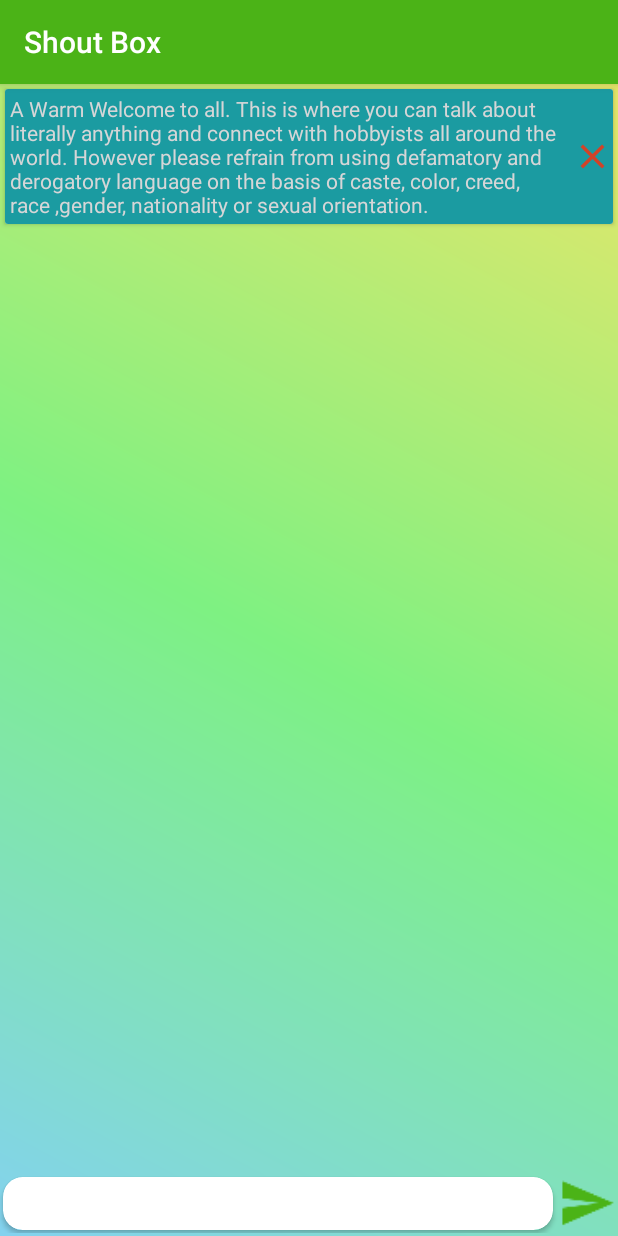
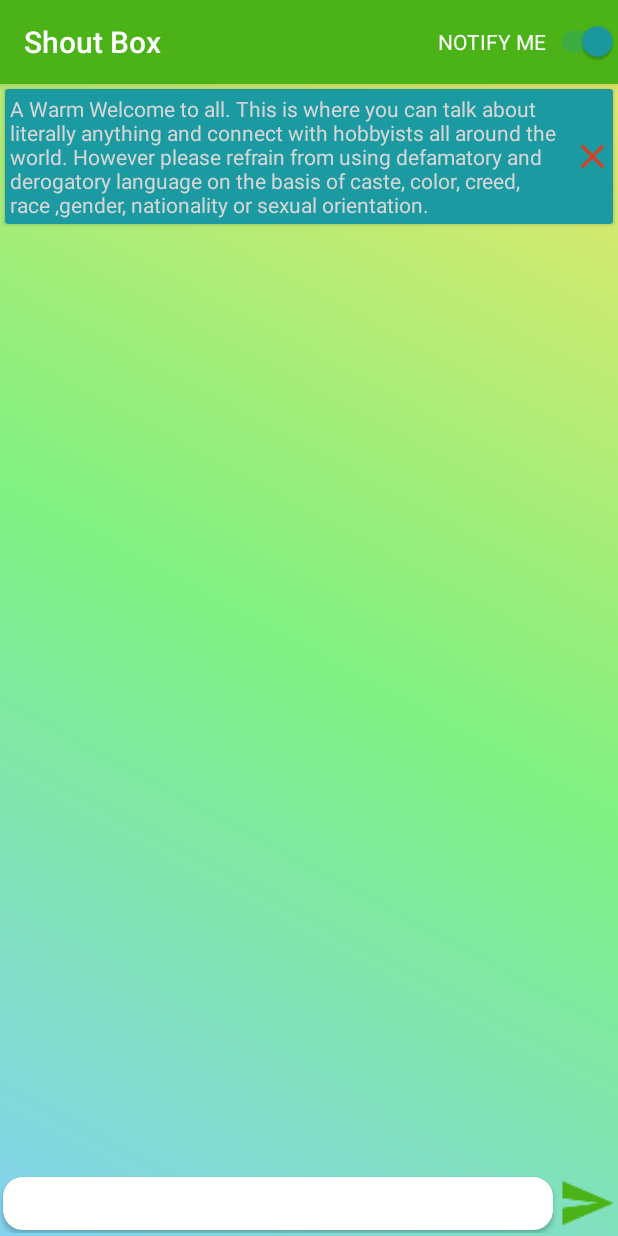
Before and after one commit to newagestriker/planted-aqua, an Android app: the ChatBoxActivity screen opened directly, with no data from a screen before it, on a phone screen of 412 x 824 dp. Run offline under Robolectric (Android 15) with nearby library versions, the phone set to English and light mode, and no system bars; our stand-ins replace Firebase (no records; nobody signed in at launch, a user with empty details on screens opened directly), Timber; libraries missing offline, so code that uses them is left out: com.onesignal; pictures from the network do not load; 1 statement that could not run was skipped.

Commit message:
Add notification toggle

```diff
--- a/app/src/main/java/com/newage/plantedaqua/PlantedAquaApplication.kt
+++ b/app/src/main/java/com/newage/plantedaqua/PlantedAquaApplication.kt
@@ -7,6 +7,7 @@ import com.google.firebase.auth.FirebaseAuth
 import com.newage.plantedaqua.di.dbModules
 import com.newage.plantedaqua.di.vModules
 import com.newage.plantedaqua.helpers.PlantedAquaNotificationOpenedHandler
+import com.newage.plantedaqua.helpers.TinyDB
 import com.onesignal.OneSignal
 
 import org.koin.android.ext.koin.androidContext
@@ -33,6 +34,7 @@ class PlantedAquaApplication : Application() {
             modules(listOf(vModules, dbModules))
         }
 
+
         val plantedAquaNotificationOpenedHandler = PlantedAquaNotificationOpenedHandler(applicationContext)
         OneSignal.startInit(applicationContext) //   .setNotificationReceivedHandler(new PlantedAquaNotificationReceivedHandler(getApplicationContext()))
                 .inFocusDisplaying(OneSignal.OSInFocusDisplayOption.Notification)
@@ -40,6 +42,10 @@ class PlantedAquaApplication : Application() {
                 .setNotificationOpenedHandler(plantedAquaNotificationOpenedHandler)
                 .init()
         if (FirebaseAuth.getInstance().currentUser != null) OneSignal.sendTag("User_ID", FirebaseAuth.getInstance().currentUser!!.uid)
+        val userOptedForChatNotification: TinyDB? = TinyDB(this)
+        val isChecked = userOptedForChatNotification?.getBoolean(Constants.userOptedForChatNotification)
+        OneSignal.sendTag("Opted",(if (isChecked!!) "Y" else "N"))
+
     }
 
 
--- a/app/src/main/java/com/newage/plantedaqua/activities/ChatBoxActivity.java
+++ b/app/src/main/java/com/newage/plantedaqua/activities/ChatBoxActivity.java
@@ -2,6 +2,7 @@ package com.newage.plantedaqua.activities;
 
 import androidx.annotation.NonNull;
 import androidx.appcompat.app.AppCompatActivity;
+import androidx.appcompat.widget.SwitchCompat;
 import androidx.recyclerview.widget.LinearLayoutManager;
 import androidx.recyclerview.widget.RecyclerView;
 
@@ -10,11 +11,15 @@ import android.os.Bundle;
 
 import android.text.TextUtils;
 
+import android.util.Log;
+import android.view.Menu;
+import android.view.MenuItem;
 import android.view.View;
 
 import android.widget.EditText;
 import android.widget.ImageView;
 import android.widget.LinearLayout;
+import android.widget.Switch;
 import android.widget.Toast;
 
 import com.google.firebase.auth.FirebaseAuth;
@@ -23,23 +28,25 @@ import com.google.firebase.database.DatabaseError;
 import com.google.firebase.database.DatabaseReference;
 import com.google.firebase.database.FirebaseDatabase;
 import com.google.firebase.database.ValueEventListener;
+import com.newage.plantedaqua.Constants;
 import com.newage.plantedaqua.adapters.ChatRecyclerAdapter;
 import com.newage.plantedaqua.helpers.CloudNotificationHelper;
 import com.newage.plantedaqua.models.ChatBoxObject;
 import com.newage.plantedaqua.R;
 import com.newage.plantedaqua.helpers.TinyDB;
+import com.onesignal.OneSignal;
 
 import java.util.ArrayList;
 import java.util.Calendar;
 
+import timber.log.Timber;
 
 
 public class ChatBoxActivity extends AppCompatActivity {
 
-    private ImageView sendImageView;
     private EditText messageTextView;
     private FirebaseAuth firebaseAuth;
-    private String displayName="";
+    private String displayName = "";
     private DatabaseReference chatDatabase;
     private String userID;
     private String sequenceNumber;
@@ -48,7 +55,25 @@ public class ChatBoxActivity extends AppCompatActivity {
     private RecyclerView.Adapter adapter;
     private RecyclerView.LayoutManager layoutManager;
     private TinyDB tinyDB;
+    private TinyDB userOptedForChatNotification;
 
+
+    @Override
+    public boolean onCreateOptionsMenu(Menu menu) {
+        getMenuInflater().inflate(R.menu.menu_toggle, menu);
+        MenuItem menuItem = menu.findItem(R.id.toggle_notification_switch);
+        SwitchCompat toggleNotificationSwitch = (SwitchCompat) menuItem.getActionView();
+        toggleNotificationSwitch.setText(R.string.notify_me);
+
+        userOptedForChatNotification = new TinyDB(this.getApplicationContext());
+        toggleNotificationSwitch.setChecked(userOptedForChatNotification.getBoolean(Constants.userOptedForChatNotification));
+        toggleNotificationSwitch.setOnCheckedChangeListener((buttonView, isChecked) -> {
+            userOptedForChatNotification.putBoolean(Constants.userOptedForChatNotification,isChecked);
+            OneSignal.sendTag("Opted",isChecked?"Y":"N");
+            Timber.d(Boolean.toString(isChecked));
+    });
+        return super.onCreateOptionsMenu(menu);
+    }
 
 
     @Override
@@ -61,18 +86,15 @@ public class ChatBoxActivity extends AppCompatActivity {
 
         firebaseAuth = FirebaseAuth.getInstance();
 
-        if(firebaseAuth.getCurrentUser()==null){
-            Toast.makeText(this,"Sorry!! You must be logged in to see all chats..",Toast.LENGTH_LONG).show();
+        if (firebaseAuth.getCurrentUser() == null) {
+            Toast.makeText(this, "Sorry!! You must be logged in to see all chats..", Toast.LENGTH_LONG).show();
             finish();
-        }
-        else {
+        } else {
 
-            sendImageView = findViewById(R.id.SendChatMessage);
+            ImageView sendImageView = findViewById(R.id.SendChatMessage);
             messageTextView = findViewById(R.id.MessageText);
             chatRecyclerView = findViewById(R.id.ChatRecyclerView);
             final LinearLayout chatBannerLayout = findViewById(R.id.ChatBannerlayout);
-
-
 
 
             tinyDB = new TinyDB(getApplicationContext());
@@ -135,53 +157,7 @@ public class ChatBoxActivity extends AppCompatActivity {
     }
 
 
-    private void getAllChats(){
-
-        /*Cursor cursor = chatDBHelper.getData(chatDBHelper.getReadableDatabase());
-        //ChatDB(id integer primary key,SN integer,DN text,MSG text,PU text,TS text)");
-
-        long lastSNinDB=1L;
-        if(cursor.moveToFirst()){
-            do{
-
-                chatBoxObject = new ChatBoxObject();
-                chatBoxObject.setSN(Long.toString(cursor.getLong(1)));
-                chatBoxObject.setDN(cursor.getString(2));
-                chatBoxObject.setMSG(cursor.getString(3));
-                chatBoxObject.setPU(cursor.getString(4));
-                chatBoxObject.setTS(cursor.getString(5));
-                chatBoxObject.setUID(cursor.getString(6));
-
-
-                chatBoxObjects.add(chatBoxObject);
-                adapter.notifyItemInserted(chatBoxObjects.size()-1);
-                lastSNinDB = cursor.getLong(1);
-
-
-            }while (cursor.moveToNext());
-
-
-        }
-        cursor.close();
-
-        FirebaseDatabase.getInstance().getReference("MSN").addListenerForSingleValueEvent(new ValueEventListener() {
-            @Override
-            public void onDataChange(@NonNull DataSnapshot dataSnapshot) {
-
-              finalSN = TextUtils.isEmpty(dataSnapshot.getValue(String.class))?1L:Long.parseLong(dataSnapshot.getValue(String.class));
-
-            }
-
-            @Override
-            public void onCancelled(@NonNull DatabaseError databaseError) {
-
-            }
-        });
-
-        while (lastSNinDB<finalSN){
-
-            getEachChatFromDatabase(lastSNinDB++);
-        }*/
+    private void getAllChats() {
 
 
         chatDatabase.addListenerForSingleValueEvent(new ValueEventListener() {
@@ -192,14 +168,11 @@ public class ChatBoxActivity extends AppCompatActivity {
                 for (DataSnapshot snapshot : dataSnapshot.getChildren()) {
 
                     chatBoxObjects.add(snapshot.getValue(ChatBoxObject.class));
-                    adapter.notifyItemInserted(chatBoxObjects.size()-1);
+                    adapter.notifyItemInserted(chatBoxObjects.size() - 1);
                     layoutManager.scrollToPosition(chatBoxObjects.size() - 1);
-//                    Log.i("Adapter_size",Integer.toString(chatBoxObjects.size()));
+
 
                 }
-
-
-
 
 
             }
@@ -211,40 +184,18 @@ public class ChatBoxActivity extends AppCompatActivity {
         });
 
 
-
     }
 
-    /*private void getEachChatFromDatabase(long seqNum){
-
-        chatDatabase.child(Long.toString(seqNum)).addListenerForSingleValueEvent(new ValueEventListener() {
-            @Override
-            public void onDataChange(@NonNull DataSnapshot dataSnapshot) {
-
-                chatBoxObjects.add(dataSnapshot.getValue(ChatBoxObject.class));
-                adapter.notifyItemInserted(chatBoxObjects.size()-1);
-                Log.i("Adapter_size",Integer.toString(chatBoxObjects.size()));
-
-            }
-
-            @Override
-            public void onCancelled(@NonNull DatabaseError databaseError) {
-
-            }
-        });
-
-
-    }*/
 
     ChatBoxObject chatBoxObject;
 
-    private void sendMessage(final String send_msg, final String PU){
-
+    private void sendMessage(final String send_msg, final String PU) {
 
 
         final Calendar calendar = Calendar.getInstance();
 
 
-        messageTextView .setText("");
+        messageTextView.setText("");
 
         final String timeStamp = Long.toString(calendar.getTimeInMillis());
 
@@ -257,11 +208,10 @@ public class ChatBoxActivity extends AppCompatActivity {
         chatBoxObject.setUID(userID);
 
         chatBoxObjects.add(chatBoxObject);
-        adapter.notifyItemInserted(chatBoxObjects.size()-1);
-        layoutManager.scrollToPosition(chatBoxObjects.size()-1);
+        adapter.notifyItemInserted(chatBoxObjects.size() - 1);
+        layoutManager.scrollToPosition(chatBoxObjects.size() - 1);
 
-       // notifyAllUsers(PU,send_msg);
-
+        // notifyAllUsers(PU,send_msg);
 
 
         FirebaseDatabase.getInstance().getReference("MSN").addListenerForSingleValueEvent(new ValueEventListener() {
@@ -272,53 +222,34 @@ public class ChatBoxActivity extends AppCompatActivity {
 
                 sequenceNumber = dataSnapshot.getValue(String.class);
 
-                if(TextUtils.isEmpty(sequenceNumber)){
-                    sn=1L;
-                }
-                else if (Long.parseLong(sequenceNumber)>1000L){
+                if (TextUtils.isEmpty(sequenceNumber)) {
+                    sn = 1L;
+                } else if (Long.parseLong(sequenceNumber) > 1000L) {
 
-                    long deleteSn = Long.parseLong(sequenceNumber)-1000L;
-
+                    long deleteSn = Long.parseLong(sequenceNumber) - 1000L;
 
 
                     FirebaseDatabase.getInstance().getReference("CH").child(Long.toString(deleteSn)).removeValue();
 
-                    sn = Long.parseLong(sequenceNumber)+1;
+                    sn = Long.parseLong(sequenceNumber) + 1;
 
 
-                }
-                else{
+                } else {
 
-                    sn = Long.parseLong(sequenceNumber)+1;
+                    sn = Long.parseLong(sequenceNumber) + 1;
 
                 }
 
 
-
-
                 FirebaseDatabase.getInstance().getReference("MSN").setValue(Long.toString(sn));
 
-                notifyAllUsers(PU,send_msg);
+                notifyAllUsers(PU, send_msg);
 
-
-/*
-                chatDatabase.child(userID+"_"+timeStamp).child("SN").setValue(Long.toString(sn));
-                chatDatabase.child(userID+"_"+timeStamp).child("DN").setValue(displayName);
-                chatDatabase.child(userID+"_"+timeStamp).child("MSG").setValue(send_msg);
-                chatDatabase.child(userID+"_"+timeStamp).child("PU").setValue(PU);
-
-                chatDatabase.child(userID+"_"+timeStamp).child("TS").setValue(timeStamp);*/
 
                 chatBoxObject.setSN(Long.toString(sn));
 
 
                 chatDatabase.child(Long.toString(sn)).setValue(chatBoxObject);
-
-
-
-
-
-
 
 
             }
@@ -332,20 +263,12 @@ public class ChatBoxActivity extends AppCompatActivity {
         });
 
 
-
-
-
-
-
     }
 
-    private void notifyAllUsers(final String PU, final String send_msg){
+    private void notifyAllUsers(final String PU, final String send_msg) {
 
         CloudNotificationHelper cloudNotificationHelper = new CloudNotificationHelper(this);
-        cloudNotificationHelper.sendCloudNotification(send_msg,PU, CloudNotificationHelper.MsgType.allUsers,firebaseAuth.getCurrentUser().getUid(),"All",displayName+" says",displayName,"all_users");
-
-
-
+        cloudNotificationHelper.sendCloudNotification(send_msg, PU, CloudNotificationHelper.MsgType.allUsers, firebaseAuth.getCurrentUser().getUid(), "All", displayName + " says", displayName, "all_users");
 
 
     }
--- a/app/src/main/java/com/newage/plantedaqua/helpers/CloudNotificationHelper.java
+++ b/app/src/main/java/com/newage/plantedaqua/helpers/CloudNotificationHelper.java
@@ -12,6 +12,8 @@ import java.io.OutputStream;
 import java.net.HttpURLConnection;
 import java.net.URL;
 import java.util.Scanner;
+
+import timber.log.Timber;
 
 public class CloudNotificationHelper {
 
@@ -85,6 +87,8 @@ public class CloudNotificationHelper {
 
                                         + "\"large_icon\": \"" + photoUrl + "\","
 
+                                        + "\"filters\": [{\"field\": \"tag\", \"key\": \"Opted\", \"relation\": \"=\", \"value\": \"Y\"}],"
+
                                         + "\"data\": {\"msg\": \"" + msg + "\",\"PU\": \"" + photoUrl + "\",\"msg_cat\": \""+msgCat+"\",\"DN\": \"" + displayName + "\",\"UID\": \"" + from_user + "\",\"to_user\":\""+to_user +"\"},"
                                         + "\"contents\": {\"en\": \"" + msg + "\"}"
                                         + "}";
@@ -94,7 +98,7 @@ public class CloudNotificationHelper {
 
                         }
 
-                        Log.i("JSON_RESPONSE",strJsonBody);
+                        Timber.i(strJsonBody);
 
 
                         // System.out.println("strJsonBody:\n" + strJsonBody);
--- a/app/src/main/java/com/newage/plantedaqua/helpers/TinyDB.java
+++ b/app/src/main/java/com/newage/plantedaqua/helpers/TinyDB.java
@@ -305,7 +305,7 @@ public class TinyDB {
      * @return boolean value at 'key' or 'defaultValue' if key not found
      */
     public boolean getBoolean(String key) {
-        return preferences.getBoolean(key, false);
+        return preferences.getBoolean(key, true);
     }
 
     /*
--- a/app/src/main/res/layout/activity_chat_box.xml
+++ b/app/src/main/res/layout/activity_chat_box.xml
@@ -39,7 +39,7 @@
                 android:layout_weight="1"
                 android:layout_width="0dp"
                 android:layout_height="match_parent"
-                android:src="@drawable/cross"/>
+                app:srcCompat="@drawable/cross"/>
 
         </LinearLayout>
     </androidx.cardview.widget.CardView>
--- /dev/null
+++ b/app/src/main/res/menu/menu_toggle.xml
@@ -0,0 +1,13 @@
+<?xml version="1.0" encoding="utf-8"?>
+<menu xmlns:tools="http://schemas.android.com/tools"
+    xmlns:android="http://schemas.android.com/apk/res/android"
+    xmlns:app="http://schemas.android.com/apk/res-auto"
+    tools:context=".activities.CreateTankActivity">
+    <item
+        android:id="@+id/toggle_notification_switch"
+        android:title=""
+        app:actionViewClass="androidx.appcompat.widget.SwitchCompat"
+        app:showAsAction="always" />
+
+
+</menu>
--- a/app/src/main/res/values/strings.xml
+++ b/app/src/main/res/values/strings.xml
@@ -299,6 +299,7 @@
     <string name="save_tank_item_details">Save tank item details</string>
     <string name="cancel_edit_mode">cancel edit mode</string>
     <string name="fish_food_hint">Bloodworms, Pellets,etc</string>
+    <string name="notify_me">NOTIFY ME</string>
 
 
 </resources>
```
Also changed, not shown: app/src/main/java/com/newage/plantedaqua/Constants.kt (added, +7 -0 lines), app/src/main/java/com/newage/plantedaqua/activities/CreateTankActivity.kt (+4 -6 lines), app/src/main/java/com/newage/plantedaqua/activities/SingleChatActivity.kt (+2 -29 lines), app/src/main/res/layout/switch_item.xml (added, +11 -0 lines).
